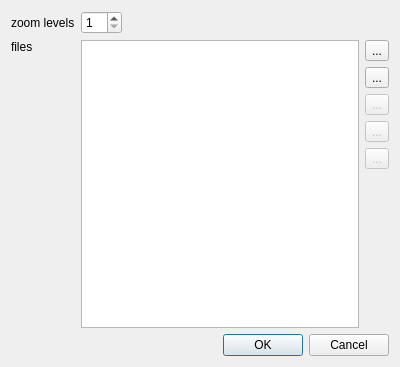
Old version of the form src/IDlgEditMapLevel.ui in the repository ntruchsess/QLandkarteGT.
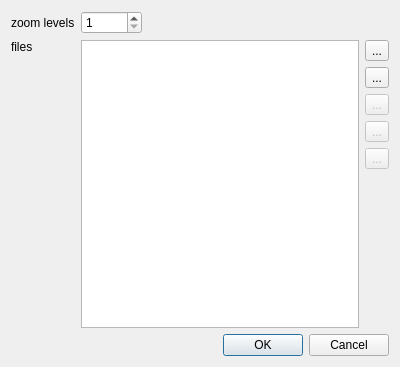
New version of the form.

Patch:
```diff
--- a/src/IDlgEditMapLevel.ui
+++ b/src/IDlgEditMapLevel.ui
@@ -30,7 +30,7 @@
           <number>1</number>
          </property>
          <property name="maximum" >
-          <number>20</number>
+          <number>16384</number>
          </property>
         </widget>
        </item>
```
Left out of the diff: 6 changed lines with no effect on the pictures.
